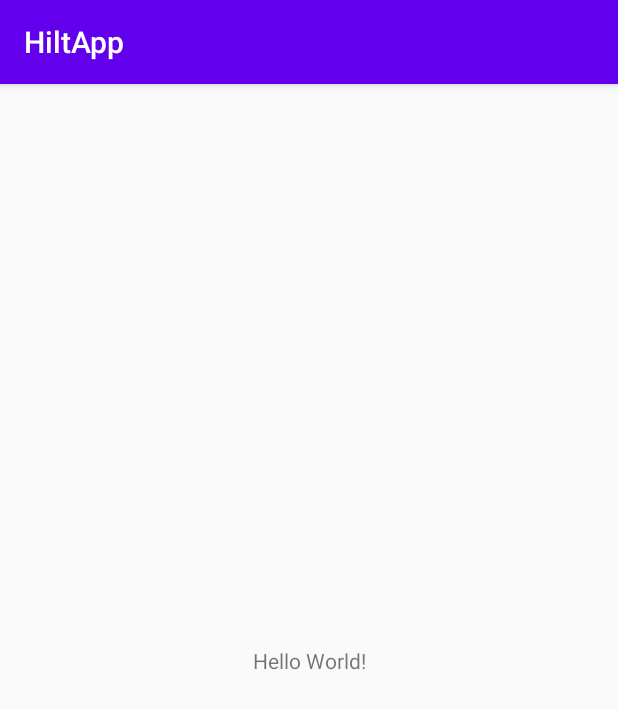
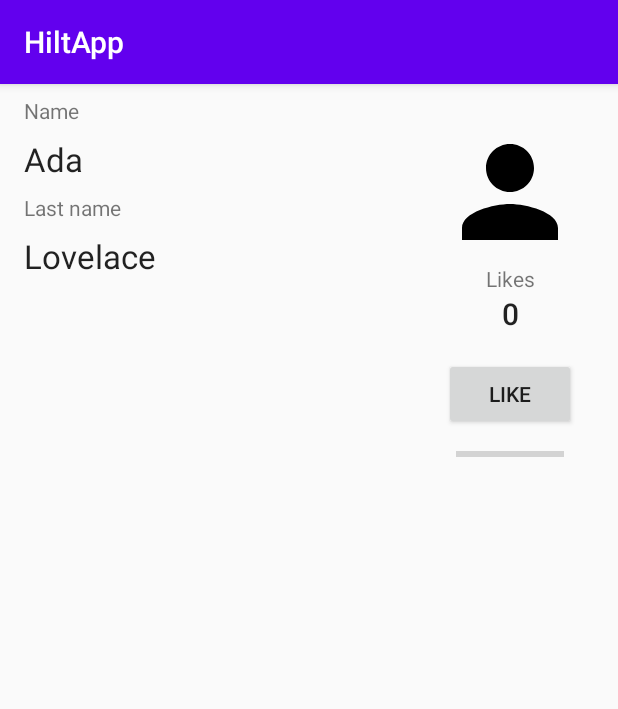
Before and after one commit to BlissYang91/HiltApp, an Android app: the screen it shows after launch (MainActivity before the commit, PlainOldActivitySolution2 after it), on a phone screen of 412 x 824 dp. Shown: the top 709 px of the screen. Run offline under Robolectric (Android 15) with nearby library versions, the phone set to English and light mode, and no system bars; our stand-ins replace Dagger/Hilt's generated code, data binding.

Commit message:
databinding

```diff
--- /dev/null
+++ b/app/src/main/java/com/bliss/hiltapp/databinding/data/SimpleViewModel.kt
@@ -0,0 +1,30 @@
+package com.bliss.hiltapp.databinding.data
+
+import androidx.lifecycle.ViewModel
+
+class SimpleViewModel :ViewModel() {
+    val name = "Grace"
+    val lastName = "Hopper"
+    var likes = 0
+        private set // This is to prevent external modification of the variable.
+
+
+    fun onLike() {
+        likes++
+    }
+
+    val popularity: Popularity
+        get() {
+            return when{
+                likes >9 -> Popularity.STAR
+                likes > 4 -> Popularity.POPULAR
+                else -> Popularity.NORMAL
+            }
+        }
+}
+
+enum class Popularity {
+    NORMAL,
+    POPULAR,
+    STAR
+}
--- /dev/null
+++ b/app/src/main/java/com/bliss/hiltapp/databinding/ui/PlainOldActivitySolution2.kt
@@ -0,0 +1,76 @@
+package com.bliss.hiltapp.databinding.ui
+
+import android.content.Context
+import android.content.res.ColorStateList
+import android.graphics.drawable.Drawable
+import androidx.appcompat.app.AppCompatActivity
+import android.os.Bundle
+import android.view.View
+import androidx.core.content.ContextCompat
+import androidx.core.widget.ImageViewCompat
+import androidx.databinding.DataBindingUtil
+import androidx.lifecycle.ViewModelProvider
+import com.bliss.hiltapp.R
+import com.bliss.hiltapp.databinding.ActivityPlainOldSolution2Binding
+import com.bliss.hiltapp.databinding.data.Popularity
+import com.bliss.hiltapp.databinding.data.SimpleViewModel
+
+class PlainOldActivitySolution2 : AppCompatActivity() {
+    lateinit var binding:ActivityPlainOldSolution2Binding
+
+    private val viewModel by lazy {
+        ViewModelProvider(this).get(SimpleViewModel::class.java)
+    }
+    override fun onCreate(savedInstanceState: Bundle?) {
+        super.onCreate(savedInstanceState)
+        setContentView(R.layout.activity_plain_old_solution2)
+//        DataBindingUtil.setContentView(this,R.layout.activity_plain_old_solution2)
+        binding = DataBindingUtil.setContentView(this,R.layout.activity_plain_old_solution2)
+        binding.lifecycleOwner = this
+        binding.name = "Ada"
+        binding.lastName = "Lovelace"
+
+        updateLikes()
+
+
+    }
+
+    private fun updateLikes() {
+        binding.likes.text = viewModel.likes.toString()
+        binding.progressBar.progress = (viewModel.likes * 100 / 5).coerceAtMost(100)
+        val color = getAssociatedColor(viewModel.popularity, this)
+
+        ImageViewCompat.setImageTintList(binding.imageView, ColorStateList.valueOf(color))//对图片着色
+
+        binding.imageView.setImageDrawable(getDrawablePopularity(viewModel.popularity, this))
+    }
+
+    fun onLike(view: View) {
+        viewModel.onLike()
+        updateLikes()
+    }
+
+    private fun getAssociatedColor(popularity: Popularity, context: Context): Int {
+        return when (popularity) {
+            Popularity.NORMAL -> context.theme.obtainStyledAttributes(
+                intArrayOf(android.R.attr.colorForeground)
+            ).getColor(0, 0x000000)
+            Popularity.POPULAR -> ContextCompat.getColor(context, R.color.popular)
+            Popularity.STAR -> ContextCompat.getColor(context, R.color.star)
+        }
+    }
+
+    private fun getDrawablePopularity(popularity: Popularity, context: Context): Drawable? {
+        return when (popularity) {
+            Popularity.NORMAL -> {
+                ContextCompat.getDrawable(context, R.drawable.ic_person_black_96dp)
+            }
+            Popularity.POPULAR -> {
+                ContextCompat.getDrawable(context, R.drawable.ic_whatshot_black_96dp)
+            }
+            Popularity.STAR -> {
+                ContextCompat.getDrawable(context, R.drawable.ic_whatshot_black_96dp)
+            }
+        }
+    }
+}
--- /dev/null
+++ b/app/src/main/res/drawable/ic_person_black_96dp.xml
@@ -0,0 +1,25 @@
+<!--
+  Copyright (C) 2018 The Android Open Source Project
+
+  Licensed under the Apache License, Version 2.0 (the "License");
+  you may not use this file except in compliance with the License.
+  You may obtain a copy of the License at
+
+       http://www.apache.org/licenses/LICENSE-2.0
+
+  Unless required by applicable law or agreed to in writing, software
+  distributed under the License is distributed on an "AS IS" BASIS,
+  WITHOUT WARRANTIES OR CONDITIONS OF ANY KIND, either express or implied.
+  See the License for the specific language governing permissions and
+  limitations under the License.
+  -->
+
+<vector android:height="96dp"
+    android:viewportHeight="24.0"
+    android:viewportWidth="24.0"
+    android:width="96dp"
+    xmlns:android="http://schemas.android.com/apk/res/android">
+    <path
+        android:fillColor="#FF000000"
+        android:pathData="M12,12c2.21,0 4,-1.79 4,-4s-1.79,-4 -4,-4 -4,1.79 -4,4 1.79,4 4,4zM12,14c-2.67,0 -8,1.34 -8,4v2h16v-2c0,-2.66 -5.33,-4 -8,-4z" />
+</vector>
--- /dev/null
+++ b/app/src/main/res/drawable/ic_whatshot_black_96dp.xml
@@ -0,0 +1,25 @@
+<!--
+  Copyright (C) 2018 The Android Open Source Project
+
+  Licensed under the Apache License, Version 2.0 (the "License");
+  you may not use this file except in compliance with the License.
+  You may obtain a copy of the License at
+
+       http://www.apache.org/licenses/LICENSE-2.0
+
+  Unless required by applicable law or agreed to in writing, software
+  distributed under the License is distributed on an "AS IS" BASIS,
+  WITHOUT WARRANTIES OR CONDITIONS OF ANY KIND, either express or implied.
+  See the License for the specific language governing permissions and
+  limitations under the License.
+  -->
+
+<vector android:height="96dp"
+    android:viewportHeight="24.0"
+    android:viewportWidth="24.0"
+    android:width="96dp"
+    xmlns:android="http://schemas.android.com/apk/res/android">
+    <path
+        android:fillColor="#FF000000"
+        android:pathData="M13.5,0.67s0.74,2.65 0.74,4.8c0,2.06 -1.35,3.73 -3.41,3.73 -2.07,0 -3.63,-1.67 -3.63,-3.73l0.03,-0.36C5.21,7.51 4,10.62 4,14c0,4.42 3.58,8 8,8s8,-3.58 8,-8C20,8.61 17.41,3.8 13.5,0.67zM11.71,19c-1.78,0 -3.22,-1.4 -3.22,-3.14 0,-1.62 1.05,-2.76 2.81,-3.12 1.77,-0.36 3.6,-1.21 4.62,-2.58 0.39,1.29 0.59,2.65 0.59,4.04 0,2.65 -2.15,4.8 -4.8,4.8z" />
+</vector>
--- /dev/null
+++ b/app/src/main/res/layout/activity_plain_old_solution2.xml
@@ -0,0 +1,137 @@
+<?xml version="1.0" encoding="utf-8"?>
+
+<layout xmlns:android="http://schemas.android.com/apk/res/android"
+    xmlns:app="http://schemas.android.com/apk/res-auto"
+    xmlns:tools="http://schemas.android.com/tools">
+
+    <data>
+
+        <variable
+            name="name"
+            type="String"/>
+
+        <variable
+            name="lastName"
+            type="String"/>
+    </data>
+
+    <androidx.constraintlayout.widget.ConstraintLayout
+        android:layout_width="match_parent"
+        android:layout_height="match_parent">
+
+        <TextView
+            android:id="@+id/plain_name"
+            android:layout_width="0dp"
+            android:layout_height="wrap_content"
+            android:layout_marginStart="16dp"
+            android:layout_marginTop="8dp"
+            android:layout_marginEnd="128dp"
+            android:text="@{name}"
+            android:textAppearance="@style/TextAppearance.AppCompat.Large"
+            app:layout_constraintEnd_toEndOf="parent"
+            app:layout_constraintStart_toStartOf="parent"
+            app:layout_constraintTop_toBottomOf="@+id/name_label"/>
+
+        <TextView
+            android:id="@+id/plain_lastname"
+            android:layout_width="0dp"
+            android:layout_height="wrap_content"
+            android:layout_marginStart="16dp"
+            android:layout_marginTop="8dp"
+            android:layout_marginEnd="128dp"
+            android:text="@{lastName}"
+            android:textAppearance="@style/TextAppearance.AppCompat.Large"
+            app:layout_constraintEnd_toEndOf="parent"
+            app:layout_constraintStart_toStartOf="parent"
+            app:layout_constraintTop_toBottomOf="@+id/lastname_label"/>
+
+        <ImageView
+            android:id="@+id/imageView"
+            android:layout_width="wrap_content"
+            android:layout_height="wrap_content"
+            android:layout_marginTop="24dp"
+            android:layout_marginEnd="24dp"
+            android:contentDescription="@string/profile_avatar_cd"
+            android:minWidth="48dp"
+            android:minHeight="48dp"
+            app:layout_constraintBottom_toTopOf="@+id/likes_label"
+            app:layout_constraintEnd_toEndOf="parent"
+            app:layout_constraintTop_toTopOf="parent"
+            app:layout_constraintVertical_bias="0.0"
+            app:layout_constraintVertical_chainStyle="packed"/>
+
+        <TextView
+            android:id="@+id/likes"
+            android:layout_width="wrap_content"
+            android:layout_height="wrap_content"
+            android:textAppearance="@style/TextAppearance.AppCompat.Title"
+            app:layout_constraintBottom_toTopOf="@+id/like_button"
+            app:layout_constraintEnd_toEndOf="@+id/likes_label"
+            app:layout_constraintHorizontal_bias="0.5"
+            app:layout_constraintStart_toStartOf="@+id/likes_label"
+            app:layout_constraintTop_toBottomOf="@+id/likes_label"/>
+
+        <Button
+            android:id="@+id/like_button"
+            android:layout_width="wrap_content"
+            android:layout_height="wrap_content"
+            android:layout_marginStart="16dp"
+            android:layout_marginTop="16dp"
+            android:layout_marginEnd="16dp"
+            android:onClick="onLike"
+            android:text="@string/like"
+            app:layout_constraintBottom_toTopOf="@+id/progressBar"
+            app:layout_constraintEnd_toEndOf="@+id/imageView"
+            app:layout_constraintStart_toStartOf="@+id/imageView"
+            app:layout_constraintTop_toBottomOf="@+id/likes"/>
+
+        <TextView
+            android:id="@+id/name_label"
+            android:layout_width="38dp"
+            android:layout_height="wrap_content"
+            android:layout_marginStart="16dp"
+            android:layout_marginTop="8dp"
+            android:text="@string/name_label"
+            app:layout_constraintStart_toStartOf="parent"
+            app:layout_constraintTop_toTopOf="parent"/>
+
+        <TextView
+            android:id="@+id/lastname_label"
+            android:layout_width="wrap_content"
+            android:layout_height="wrap_content"
+            android:layout_marginStart="16dp"
+            android:layout_marginTop="8dp"
+            android:text="@string/last_name_label"
+            app:layout_constraintStart_toStartOf="parent"
+            app:layout_constraintTop_toBottomOf="@+id/plain_name"/>
+
+        <TextView
+            android:id="@+id/likes_label"
+            android:layout_width="wrap_content"
+            android:layout_height="wrap_content"
+            android:layout_marginStart="8dp"
+            android:layout_marginEnd="8dp"
+            android:text="@string/likes"
+            android:textAlignment="center"
+            app:layout_constraintBottom_toTopOf="@+id/likes"
+            app:layout_constraintEnd_toEndOf="@+id/imageView"
+            app:layout_constraintHorizontal_bias="0.5"
+            app:layout_constraintStart_toStartOf="@+id/imageView"
+            app:layout_constraintTop_toBottomOf="@+id/imageView"/>
+
+        <ProgressBar
+            android:id="@+id/progressBar"
+            style="?android:attr/progressBarStyleHorizontal"
+            android:layout_width="0dp"
+            android:layout_height="wrap_content"
+            android:layout_marginStart="8dp"
+            android:layout_marginTop="8dp"
+            android:layout_marginEnd="8dp"
+            app:layout_constraintBottom_toBottomOf="parent"
+            app:layout_constraintEnd_toEndOf="@+id/like_button"
+            app:layout_constraintHorizontal_bias="0.5"
+            app:layout_constraintStart_toStartOf="@+id/like_button"
+            app:layout_constraintTop_toBottomOf="@+id/like_button"
+            tools:progressBackgroundTint="@android:color/darker_gray"/>
+    </androidx.constraintlayout.widget.ConstraintLayout>
+</layout>
--- a/app/src/main/res/values/colors.xml
+++ b/app/src/main/res/values/colors.xml
@@ -3,4 +3,6 @@
     <color name="colorPrimary">#6200EE</color>
     <color name="colorPrimaryDark">#3700B3</color>
     <color name="colorAccent">#03DAC5</color>
+    <color name="popular">#ff76a5</color>
+    <color name="star">#ff0057</color>
 </resources>
--- a/app/src/main/res/values/strings.xml
+++ b/app/src/main/res/values/strings.xml
@@ -1,3 +1,11 @@
 <resources>
     <string name="app_name">HiltApp</string>
+    <string name="likes">Likes</string>
+    <string name="textview">TextView</string>
+    <string name="profile_name">NAME</string>
+    <string name="profile_lastname">LAST NAME</string>
+    <string name="last_name_label">Last name</string>
+    <string name="name_label">Name</string>
+    <string name="profile_avatar_cd">Profile\'s avatar</string>
+    <string name="like">Like</string>
 </resources>
```
Also changed, not shown: app/build.gradle (+10 -5 lines), app/src/main/AndroidManifest.xml (+9 -2 lines), app/src/main/java/com/bliss/hiltapp/ProvidesObj.kt (added, +34 -0 lines), app/src/main/res/drawable/ic_launcher_background.xml (+85 -68 lines), build.gradle (+23 -0 lines).
